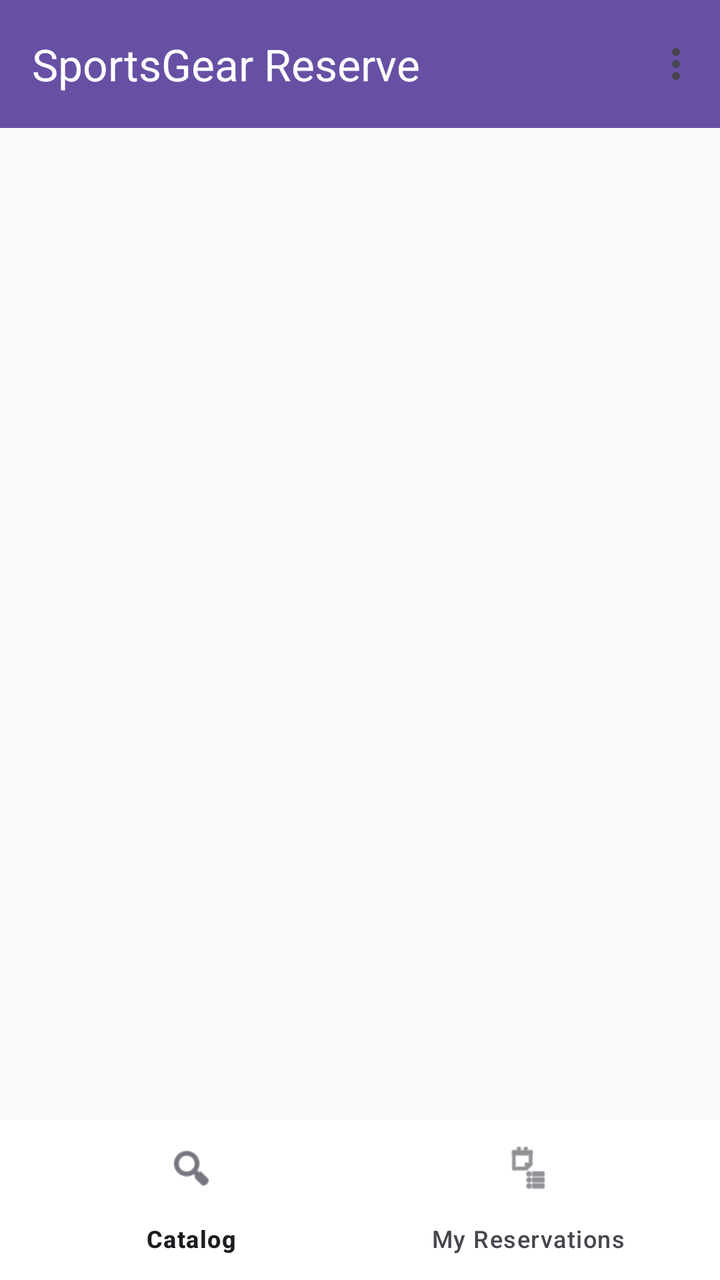
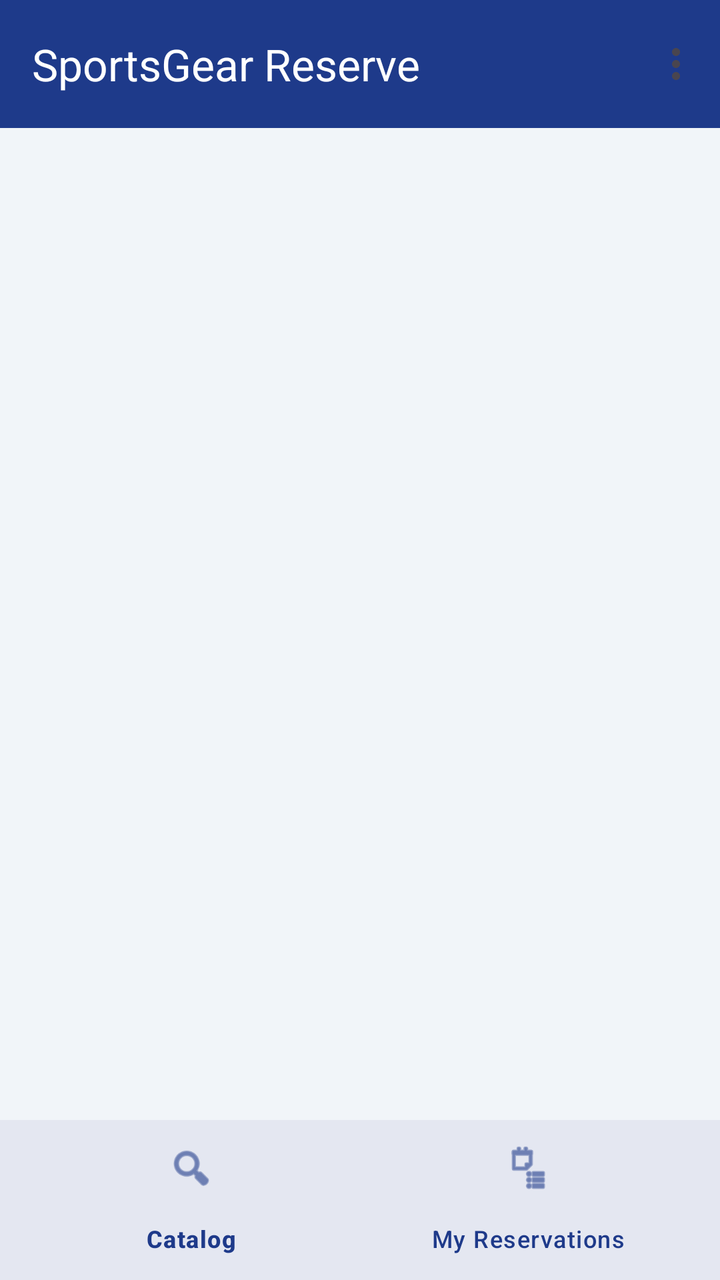

Before-and-after screenshots of an Android layout around one commit, followed by the original layout XML and the change that was made.
<!-- AndroidManifest.xml: application theme Theme.SportsGearReserve -->
<!-- res/layout/activity_student_main.xml -->
<?xml version="1.0" encoding="utf-8"?>
<LinearLayout
    xmlns:android="http://schemas.android.com/apk/res/android"
    xmlns:app="http://schemas.android.com/apk/res-auto"
    xmlns:tools="http://schemas.android.com/tools"
    android:layout_width="match_parent"
    android:layout_height="match_parent"
    android:orientation="vertical"
    android:background="#F8F9FA">

    <com.google.android.material.appbar.MaterialToolbar
        android:id="@+id/toolbar"
        android:layout_width="match_parent"
        android:layout_height="?attr/actionBarSize"
        android:background="?attr/colorPrimary"
        app:title="SportsGear Reserve"
        app:titleTextColor="#FFFFFF"
        app:subtitleTextColor="#E0E0E0"
        app:menu="@menu/menu_main" />

    <FrameLayout
        android:id="@+id/fragmentContainer"
        android:layout_width="match_parent"
        android:layout_height="0dp"
        android:layout_weight="1" />

    <com.google.android.material.bottomnavigation.BottomNavigationView
        android:id="@+id/bottomNavigation"
        android:layout_width="match_parent"
        android:layout_height="wrap_content"
        android:background="#FFFFFF"
        app:elevation="8dp"
        app:menu="@menu/menu_student_nav" />

</LinearLayout>
<!-- resources referenced by this layout -->
<resources>
  <style name="Theme.SportsGearReserve" parent="Base.Theme.SportsGearReserve" />
  <style name="Base.Theme.SportsGearReserve" parent="Theme.Material3.DayNight.NoActionBar">
          
          
      </style>
</resources>

<!-- the commit's change to res/layout/activity_student_main.xml (unified diff, before → after) -->
@@ -6,16 +6,16 @@
     android:layout_width="match_parent"
     android:layout_height="match_parent"
     android:orientation="vertical"
-    android:background="#F8F9FA">
+    android:background="@color/app_background">
 
     <com.google.android.material.appbar.MaterialToolbar
         android:id="@+id/toolbar"
         android:layout_width="match_parent"
         android:layout_height="?attr/actionBarSize"
-        android:background="?attr/colorPrimary"
+        android:background="@color/primary_blue"
         app:title="SportsGear Reserve"
-        app:titleTextColor="#FFFFFF"
-        app:subtitleTextColor="#E0E0E0"
+        app:titleTextColor="@color/text_on_primary"
+        app:subtitleTextColor="@color/text_on_primary_sub"
         app:menu="@menu/menu_main" />
 
     <FrameLayout
@@ -28,7 +28,9 @@
         android:id="@+id/bottomNavigation"
         android:layout_width="match_parent"
         android:layout_height="wrap_content"
-        android:background="#FFFFFF"
+        android:background="@color/surface"
+        app:itemIconTint="@color/primary_blue"
+        app:itemTextColor="@color/primary_blue"
         app:elevation="8dp"
         app:menu="@menu/menu_student_nav" />
 
<!-- resource entries referenced after the edit -->
@@ -1,9 +1,26 @@
 <!-- resources referenced by this layout -->
 <resources>
+  <color name="app_background">#F1F5F9</color>
+  <color name="primary_blue">#1E3A8A</color>
+  <color name="surface">#FFFFFF</color>
+  <color name="text_on_primary">#FFFFFF</color>
+  <color name="text_on_primary_sub">#CBD5E1</color>
   <style name="Theme.SportsGearReserve" parent="Base.Theme.SportsGearReserve" />
   <style name="Base.Theme.SportsGearReserve" parent="Theme.Material3.DayNight.NoActionBar">
           
-          
+          <item name="colorPrimary">@color/primary_blue</item>
+          <item name="colorOnPrimary">@color/text_on_primary</item>
+          <item name="colorPrimaryContainer">@color/primary</item>
+          <item name="colorOnPrimaryContainer">@color/text_on_primary</item>
+          <item name="colorSecondary">@color/secondary</item>
+          <item name="colorTertiary">@color/accent</item>
+          <item name="android:windowBackground">@color/app_background</item>
+          <item name="colorSurface">@color/surface</item>
+          <item name="colorOnSurface">@color/text_primary</item>
       </style>
+  <color name="primary">#0F172A</color>
+  <color name="secondary">#0284C7</color>
+  <color name="accent">#F97316</color>
+  <color name="text_primary">#0F172A</color>
 </resources>
 
